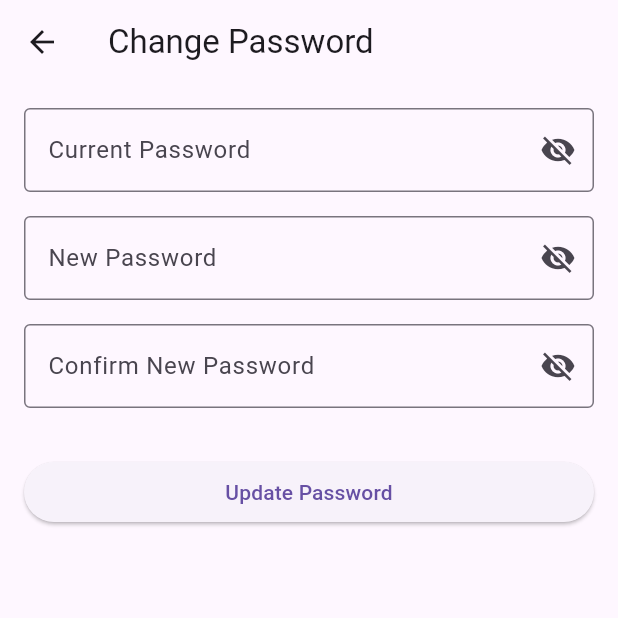
After one commit to Redshadow1297/expence_tracker, a Flutter app: the screen it shows after launch, after a tap on "LogIn", after a tap on "Forget password ?", on a phone screen of 412 x 824 dp, the top half of it. The commit adds this screen. Run offline on Flutter 3.47's test engine with Material 3 defaults, Android fonts, the light colour scheme and no system bars; our stand-ins replace cloud_firestore, firebase_auth, firebase_core, firebase_storage, flutter_bloc, get and 1 more; missing offline and left inert: flutter_ai_chatbot, mobile_scanner, razorpay_flutter; accounts and stored records are empty.

```diff
--- /dev/null
+++ b/lib/AppScreens/change_password_screen.dart
@@ -0,0 +1,144 @@
+import 'package:expence_tracker/Utils/app_snackbars.dart';
+import 'package:flutter/material.dart';
+import 'package:firebase_auth/firebase_auth.dart';
+
+class ChangePasswordScreen extends StatefulWidget {
+  const ChangePasswordScreen({super.key});
+
+  @override
+  State<ChangePasswordScreen> createState() => _ChangePasswordScreenState();
+}
+
+class _ChangePasswordScreenState extends State<ChangePasswordScreen> {
+  final _formKey = GlobalKey<FormState>();
+
+  final TextEditingController _currentPasswordController =
+      TextEditingController();
+  final TextEditingController _newPasswordController = TextEditingController();
+  final TextEditingController _confirmPasswordController =
+      TextEditingController();
+
+  bool _isLoading = false;
+  bool _obscureText = true;
+
+  Future<void> _changePassword() async {
+    if (!_formKey.currentState!.validate()) return;
+
+    setState(() => _isLoading = true);
+
+    try {
+      final user = FirebaseAuth.instance.currentUser;
+
+      if (user == null || user.email == null) {
+        throw FirebaseAuthException(
+          code: 'no-user',
+          message: 'User not logged in',
+        );
+      }
+
+      final credential = EmailAuthProvider.credential(
+        email: user.email!,
+        password: _currentPasswordController.text.trim(),
+      );
+
+      await user.reauthenticateWithCredential(credential);
+
+      await user.updatePassword(_newPasswordController.text.trim());
+
+      AppSnackbar.success(
+        "success",
+        "Password changed successfully",
+      );
+
+      Navigator.pop(context);
+
+    } on FirebaseAuthException catch (e) {
+        print(e);
+       AppSnackbar.error(
+        "Error",
+        "Something went wrong, Please try again later.",
+      );
+    } finally {
+      setState(() => _isLoading = false);
+    }
+  }
+
+  @override
+  Widget build(BuildContext context) {
+    return Scaffold(
+      appBar: AppBar(title: const Text('Change Password')),
+      body: Padding(
+        padding: const EdgeInsets.all(16.0),
+        child: Form(
+          key: _formKey,
+          child: Column(
+            children: [
+              _buildPasswordField(
+                controller: _currentPasswordController,
+                label: 'Current Password',
+              ),
+              const SizedBox(height: 16),
+              _buildPasswordField(
+                controller: _newPasswordController,
+                label: 'New Password',
+              ),
+              const SizedBox(height: 16),
+              _buildPasswordField(
+                controller: _confirmPasswordController,
+                label: 'Confirm New Password',
+                validator: (value) {
+                  if (value != _newPasswordController.text) {
+                    return 'Passwords do not match';
+                  }
+                  return null;
+                },
+              ),
+              const SizedBox(height: 32),
+              SizedBox(
+                width: double.infinity,
+                child: ElevatedButton(
+                  onPressed: _isLoading ? null : _changePassword,
+                  child: _isLoading
+                      ? const CircularProgressIndicator(color: Colors.white)
+                      : const Text('Update Password'),
+                ),
+              ),
+            ],
+          ),
+        ),
+      ),
+    );
+  }
+
+  Widget _buildPasswordField({
+    required TextEditingController controller,
+    required String label,
+    String? Function(String?)? validator,
+  }) {
+    return TextFormField(
+      controller: controller,
+      obscureText: _obscureText,
+      validator:
+          validator ??
+          (value) {
+            if (value == null || value.isEmpty) {
+              return 'Please enter $label';
+            }
+            if (label == 'New Password' && value.length < 6) {
+              return 'Password must be at least 6 characters';
+            }
+            return null;
+          },
+      decoration: InputDecoration(
+        labelText: label,
+        border: OutlineInputBorder(),
+        suffixIcon: IconButton(
+          icon: Icon(_obscureText ? Icons.visibility_off : Icons.visibility),
+          onPressed: () {
+            setState(() => _obscureText = !_obscureText);
+          },
+        ),
+      ),
+    );
+  }
+}
--- a/lib/AppScreens/login_screen.dart
+++ b/lib/AppScreens/login_screen.dart
@@ -1,3 +1,4 @@
+import 'package:expence_tracker/Utils/app_snackbars.dart';
 import 'package:expence_tracker/auth_BLoC/auth_bloc.dart';
 import 'package:flutter/material.dart';
 import 'package:flutter_bloc/flutter_bloc.dart';
@@ -33,43 +34,23 @@ class _LoginScreenState extends State<LoginScreen> {
           'email': userCredential.user?.email,
         },
       );
-
-      Get.snackbar(
-        "Login",
-        "Successfully Logged In",
-        backgroundColor: Colors.amberAccent,
-        icon: Icon(Icons.done, size: 25),
-      );
+      AppSnackbar.success('Login', 'Successfully Logged In');
     } on FirebaseAuthException catch (e) {
       if (e.code == 'user-not-found') {
-        Get.snackbar(
-          "User not found",
-          "Enter correct email",
-          backgroundColor: Colors.redAccent,
-        );
+        AppSnackbar.error("User not found", "Enter correct email");
       }
       if (e.code == 'wrong-password') {
-        Get.snackbar(
-          "Wrong Password",
-          "Enter correct password",
-          // backgroundColor: Colors.redAccent,
-        );
+        AppSnackbar.warning("Wrong Password", "Enter correct password");
       } else {
         print("FirebaseAuth Error: ${e.message}");
-        // Get.snackbar(
-        //   "Error",
-        //   e.message ?? "Unknown error",
-        //   backgroundColor: Colors.redAccent,
-        // );
-        Get.snackbar(
+
+        AppSnackbar.error(
           "Wrong credentials",
           "Enter correct username or password",
-          backgroundColor: Colors.red[400]!,
-          icon: Icon(Icons.error, size: 25),
         );
       }
     } catch (ex) {
-      Get.snackbar("Error", ex.toString());
+      AppSnackbar.error("Error", ex.toString());
     }
   }
 
@@ -173,7 +154,7 @@ class _LoginScreenState extends State<LoginScreen> {
                       ),
                     ),
                   ),
-                  SizedBox(height: 55),
+                  SizedBox(height: 38),
                   InkWell(
                     onTap: () {
                       if (_formKey.currentState!.validate()) {
@@ -218,10 +199,10 @@ class _LoginScreenState extends State<LoginScreen> {
                         "I'm new User",
                         style: TextStyle(
                           // fontWeight: FontWeight.bold,
-                          fontSize: 18,
+                          fontSize: 16,
                         ),
                       ),
-                      SizedBox(width: 28),
+                      SizedBox(width: 20),
                       InkWell(
                         onTap: () {
                           // GetX
@@ -238,6 +219,18 @@ class _LoginScreenState extends State<LoginScreen> {
                       ),
                     ],
                   ),
+
+                  SizedBox(height: 100),
+
+                  InkWell(
+                    onTap: () {
+                      Get.toNamed('/forgetPassword');
+                    },
+                    child: Text(
+                      "Forget password ?",
+                      style: TextStyle(color: Colors.blueAccent, fontSize: 16),
+                    ),
+                  ),
                 ],
               ),
             ),
--- a/lib/main.dart
+++ b/lib/main.dart
@@ -1,3 +1,4 @@
+import 'package:expence_tracker/AppScreens/change_password_screen.dart';
 import 'package:expence_tracker/AppScreens/dashboard_screen.dart';
 import 'package:expence_tracker/AppScreens/login_screen.dart';
 import 'package:expence_tracker/AppScreens/signIn_screen.dart';
@@ -36,6 +37,7 @@ class MyApp extends StatelessWidget {
       getPages: [
         GetPage(name: '/Splashscreen', page: () => ExpenseSplash()),
         GetPage(name: '/LoginPage', page: () => LoginScreen()),
+        GetPage(name: '/forgetPassword', page:() => ChangePasswordScreen()),
         GetPage(name: '/signIn', page: () => SignUpScreen()),
         GetPage(name: '/dashboard', page: () => DashboardScreen()),
         GetPage(name: '/profile', page: () => UserProfileScreen()),
```
Also changed, not shown: lib/AppScreens/dashboard_screen.dart (+1 -6 lines), lib/AppScreens/signIn_screen.dart (+4 -7 lines), lib/DashboardModuleScreens/expenserelatedscreens/add_expences_UI.dart (+5 -12 lines), lib/Utils/app_snackbars.dart (added, +60 -0 lines).
